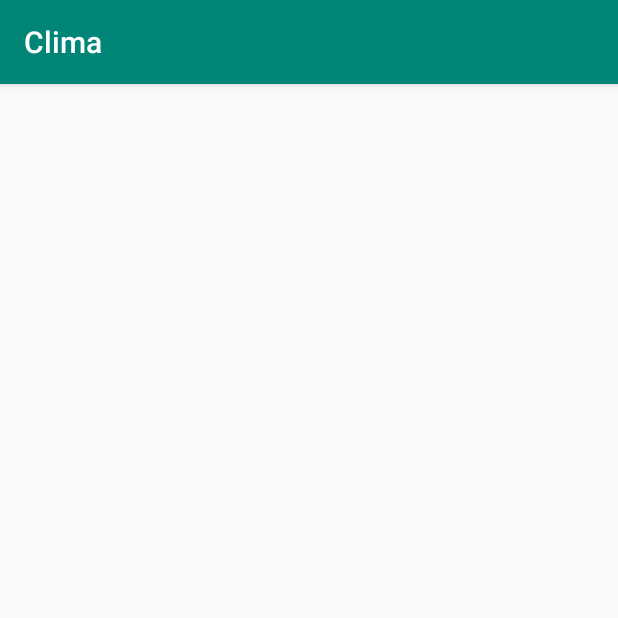
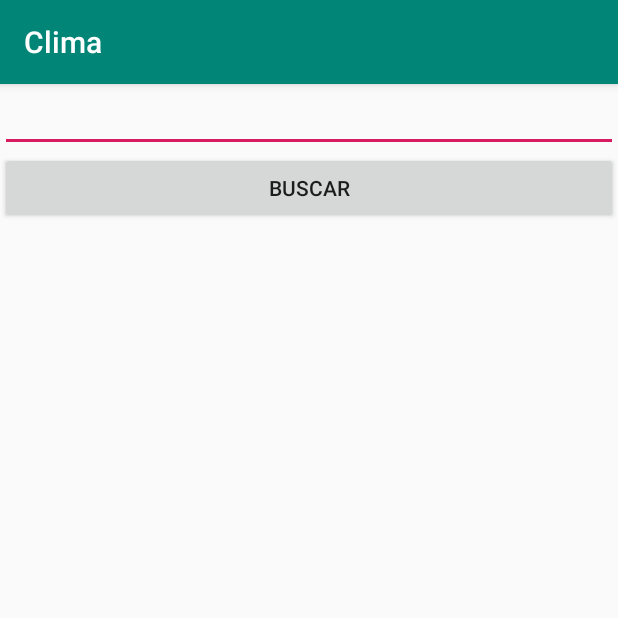
Before and after one commit to juniorpires/clima, an Android app: the screen it shows after launch (MainActivity), on a phone screen of 412 x 824 dp, the top half of it. Run offline under Robolectric (Android 15) with nearby library versions, the phone set to English and light mode, and no system bars.

Commit message:
adicionada busca

```diff
--- a/app/src/main/java/com/caruaru/pe/clima/ui/MainActivity.java
+++ b/app/src/main/java/com/caruaru/pe/clima/ui/MainActivity.java
@@ -2,7 +2,11 @@ package com.caruaru.pe.clima.ui;
 
 import android.support.v7.app.AppCompatActivity;
 import android.os.Bundle;
+import android.view.View;
+import android.widget.Button;
+import android.widget.EditText;
 import android.widget.TextView;
+import android.widget.Toast;
 
 import com.caruaru.pe.clima.R;
 import com.caruaru.pe.clima.models.Clima;
@@ -13,14 +17,23 @@ import com.caruaru.pe.clima.transactions.TransactionTask;
 public class MainActivity extends AppCompatActivity implements GetClimaView {
 
     TextView txtClima;
+    EditText edtEndereco;
+    Button btBuscar;
     @Override
     protected void onCreate(Bundle savedInstanceState) {
         super.onCreate(savedInstanceState);
         setContentView(R.layout.activity_main);
 
-        txtClima = findViewById(R.id.txtClima);
+        this.txtClima = findViewById(R.id.txtClima);
+        this.edtEndereco = findViewById(R.id.edtEndereco);
+        this.btBuscar = findViewById(R.id.btBuscar);
 
-        buscar("Caruaru,br");
+        this.btBuscar.setOnClickListener(new View.OnClickListener(){
+            @Override
+            public void onClick(View view) {
+                buscar(edtEndereco.getText().toString());
+            }
+        });
     }
 
     public void buscar(String endereco){
@@ -31,6 +44,10 @@ public class MainActivity extends AppCompatActivity implements GetClimaView {
     @Override
     public void setClima(Clima clima) {
 
-        this.txtClima.setText("Temperatura: "+clima.getTemperatura());
+        if(clima!=null) {
+            this.txtClima.setText("Temperatura: " + clima.getTemperatura());
+        }else{
+            Toast.makeText(this,"Nenhum resultado encontrado", Toast.LENGTH_SHORT).show();
+        }
     }
 }
--- a/app/src/main/res/layout/activity_main.xml
+++ b/app/src/main/res/layout/activity_main.xml
@@ -1,11 +1,20 @@
 <?xml version="1.0" encoding="utf-8"?>
-<android.support.constraint.ConstraintLayout xmlns:android="http://schemas.android.com/apk/res/android"
+<LinearLayout xmlns:android="http://schemas.android.com/apk/res/android"
     xmlns:app="http://schemas.android.com/apk/res-auto"
     xmlns:tools="http://schemas.android.com/tools"
     android:layout_width="match_parent"
     android:layout_height="match_parent"
+    android:orientation="vertical"
     tools:context=".ui.MainActivity">
-
+    <EditText
+        android:layout_width="match_parent"
+        android:layout_height="wrap_content"
+        android:id="@+id/edtEndereco"/>
+    <Button
+        android:layout_width="match_parent"
+        android:layout_height="wrap_content"
+        android:id="@+id/btBuscar"
+        android:text="Buscar"/>
     <TextView
         android:layout_width="wrap_content"
         android:layout_height="wrap_content"
@@ -15,4 +24,4 @@
         app:layout_constraintRight_toRightOf="parent"
         app:layout_constraintTop_toTopOf="parent" />
 
-</android.support.constraint.ConstraintLayout>
+</LinearLayout>
```
